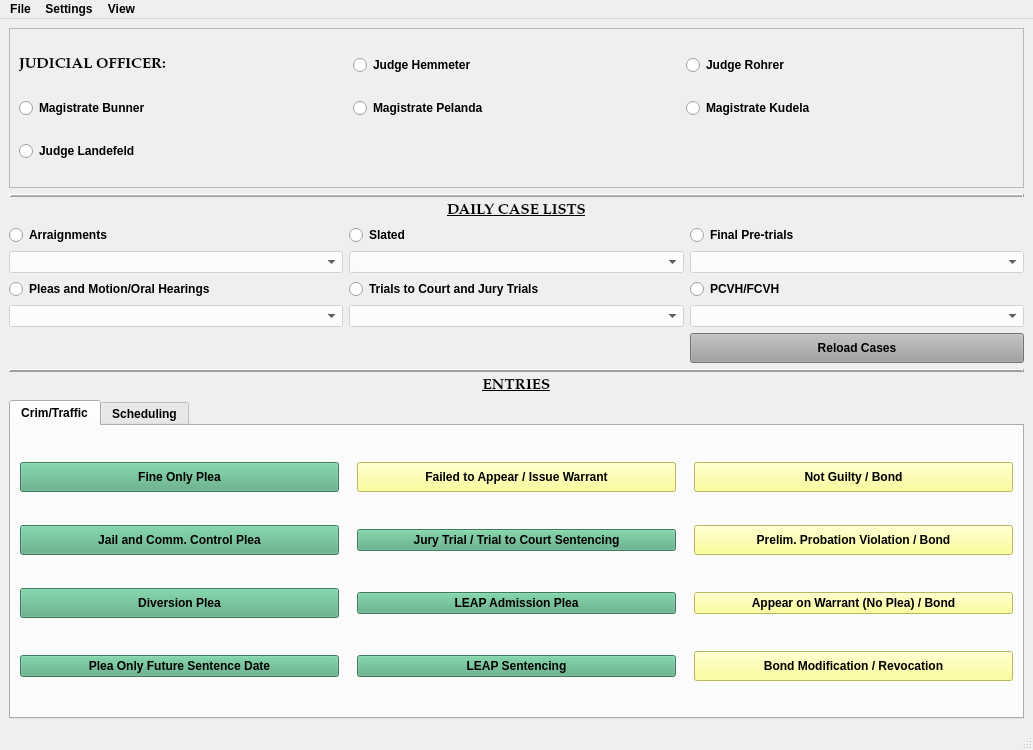
First picture: the form in package/views/ui/MainWindow.ui, repository HunterProgram22/MuniEntry, before the edit.
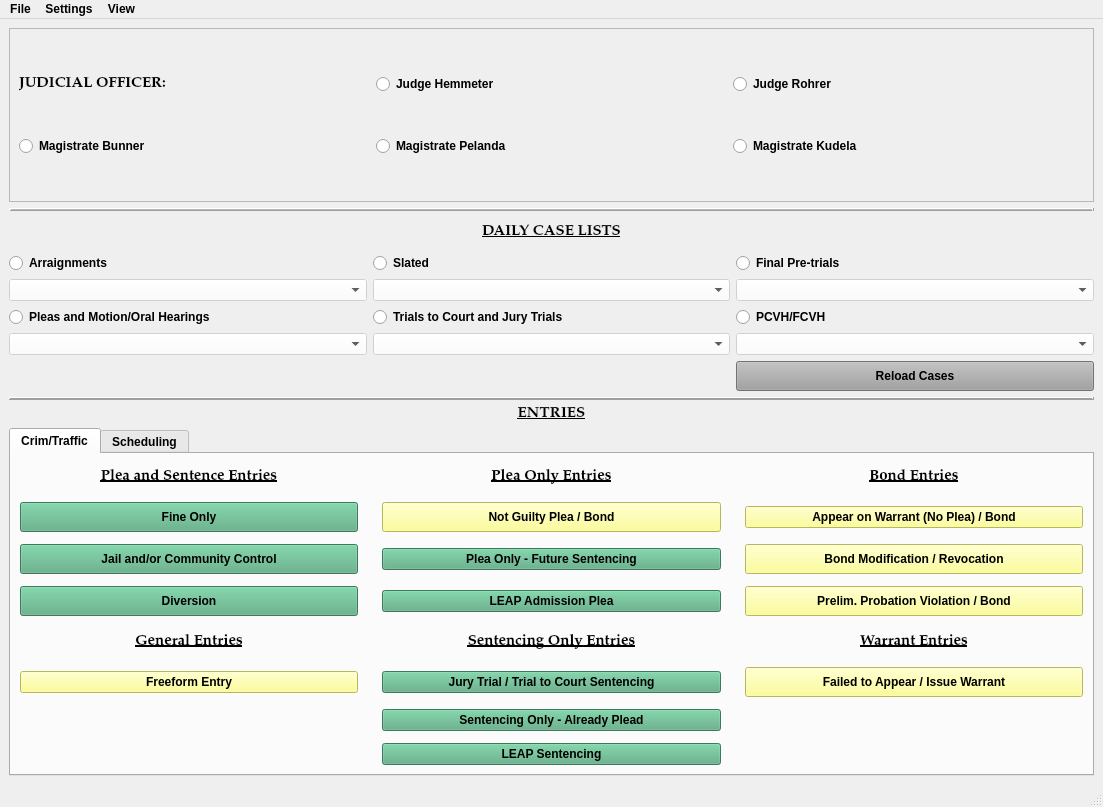
Second picture: the form after the edit. Custom widgets are drawn as their Qt base class.

Commit message: Added buttons and template for sentencing.

```diff
--- a/package/views/ui/MainWindow.ui
+++ b/package/views/ui/MainWindow.ui
@@ -6,8 +6,8 @@
    <rect>
     <x>0</x>
     <y>0</y>
-    <width>1033</width>
-    <height>750</height>
+    <width>1103</width>
+    <height>807</height>
    </rect>
   </property>
   <property name="minimumSize">
@@ -37,7 +37,90 @@
   <widget class="QWidget" name="centralwidget">
    <layout class="QGridLayout" name="gridLayout_6">
     <item row="0" column="0">
-     <layout class="QGridLayout" name="gridLayout_5" rowstretch="1,1,1,1,0,2">
+     <layout class="QGridLayout" name="gridLayout_5" rowstretch="1,1,1,1,0,2,0,0">
+      <item row="0" column="0">
+       <layout class="QGridLayout" name="judicial_officer_gridLayout">
+        <item row="0" column="0">
+         <widget class="QFrame" name="judicial_officer_frame">
+          <property name="frameShape">
+           <enum>QFrame::StyledPanel</enum>
+          </property>
+          <property name="frameShadow">
+           <enum>QFrame::Raised</enum>
+          </property>
+          <layout class="QGridLayout" name="gridLayout">
+           <item row="3" column="0">
+            <widget class="QLabel" name="judicial_officer_label">
+             <property name="font">
+              <font>
+               <family>Palatino Linotype</family>
+               <pointsize>11</pointsize>
+               <weight>75</weight>
+               <italic>false</italic>
+               <bold>true</bold>
+              </font>
+             </property>
+             <property name="text">
+              <string>JUDICIAL OFFICER:</string>
+             </property>
+            </widget>
+           </item>
+           <item row="4" column="2">
+            <widget class="QRadioButton" name="kudela_radioButton">
+             <property name="text">
+              <string>Magistrate Kudela</string>
+             </property>
+            </widget>
+           </item>
+           <item row="4" column="0">
+            <widget class="QRadioButton" name="bunner_radioButton">
+             <property name="text">
+              <string>Magistrate Bunner</string>
+             </property>
+            </widget>
+           </item>
+           <item row="4" column="1">
+            <widget class="QRadioButton" name="pelanda_radioButton">
+             <property name="text">
+              <string>Magistrate Pelanda</string>
+             </property>
+            </widget>
+           </item>
+           <item row="3" column="2">
+            <widget class="QRadioButton" name="rohrer_radioButton">
+             <property name="text">
+              <string>Judge Rohrer</string>
+             </property>
+            </widget>
+           </item>
+           <item row="3" column="1">
+            <widget class="QRadioButton" name="hemmeter_radioButton">
+             <property name="text">
+              <string>Judge Hemmeter</string>
+             </property>
+            </widget>
+           </item>
+          </layout>
+         </widget>
+        </item>
+       </layout>
+      </item>
+      <item row="1" column="0">
+       <widget class="Line" name="line">
+        <property name="frameShadow">
+         <enum>QFrame::Raised</enum>
+        </property>
+        <property name="lineWidth">
+         <number>2</number>
+        </property>
+        <property name="midLineWidth">
+         <number>1</number>
+        </property>
+        <property name="orientation">
+         <enum>Qt::Horizontal</enum>
+        </property>
+       </widget>
+      </item>
       <item row="2" column="0">
        <layout class="QGridLayout" name="gridLayout_3">
         <item row="5" column="2">
@@ -198,96 +281,45 @@
         </item>
        </layout>
       </item>
-      <item row="0" column="0">
-       <layout class="QGridLayout" name="judicial_officer_gridLayout">
-        <item row="0" column="0">
-         <widget class="QFrame" name="judicial_officer_frame">
-          <property name="frameShape">
-           <enum>QFrame::StyledPanel</enum>
-          </property>
-          <property name="frameShadow">
-           <enum>QFrame::Raised</enum>
-          </property>
-          <layout class="QGridLayout" name="gridLayout">
-           <item row="3" column="0">
-            <widget class="QLabel" name="judicial_officer_label">
-             <property name="font">
-              <font>
-               <family>Palatino Linotype</family>
-               <pointsize>11</pointsize>
-               <weight>75</weight>
-               <italic>false</italic>
-               <bold>true</bold>
-              </font>
-             </property>
-             <property name="text">
-              <string>JUDICIAL OFFICER:</string>
-             </property>
-            </widget>
-           </item>
-           <item row="4" column="2">
-            <widget class="QRadioButton" name="kudela_radioButton">
-             <property name="text">
-              <string>Magistrate Kudela</string>
-             </property>
-            </widget>
-           </item>
-           <item row="4" column="0">
-            <widget class="QRadioButton" name="bunner_radioButton">
-             <property name="text">
-              <string>Magistrate Bunner</string>
-             </property>
-            </widget>
-           </item>
-           <item row="4" column="1">
-            <widget class="QRadioButton" name="pelanda_radioButton">
-             <property name="text">
-              <string>Magistrate Pelanda</string>
-             </property>
-            </widget>
-           </item>
-           <item row="3" column="2">
-            <widget class="QRadioButton" name="rohrer_radioButton">
-             <property name="text">
-              <string>Judge Rohrer</string>
-             </property>
-            </widget>
-           </item>
-           <item row="3" column="1">
-            <widget class="QRadioButton" name="hemmeter_radioButton">
-             <property name="text">
-              <string>Judge Hemmeter</string>
-             </property>
-            </widget>
-           </item>
-           <item row="5" column="0">
-            <widget class="QRadioButton" name="landefeld_radioButton">
-             <property name="text">
-              <string>Judge Landefeld</string>
-             </property>
-            </widget>
-           </item>
-          </layout>
-         </widget>
-        </item>
-       </layout>
-      </item>
-      <item row="1" column="0">
-       <widget class="Line" name="line">
+      <item row="3" column="0">
+       <widget class="Line" name="line_2">
         <property name="frameShadow">
          <enum>QFrame::Raised</enum>
         </property>
         <property name="lineWidth">
          <number>2</number>
         </property>
-        <property name="midLineWidth">
-         <number>1</number>
-        </property>
         <property name="orientation">
          <enum>Qt::Horizontal</enum>
         </property>
        </widget>
       </item>
+      <item row="4" column="0">
+       <widget class="QLabel" name="label">
+        <property name="maximumSize">
+         <size>
+          <width>16777215</width>
+          <height>250</height>
+         </size>
+        </property>
+        <property name="font">
+         <font>
+          <family>Palatino Linotype</family>
+          <pointsize>11</pointsize>
+          <weight>75</weight>
+          <italic>false</italic>
+          <bold>true</bold>
+          <underline>true</underline>
+         </font>
+        </property>
+        <property name="text">
+         <string>ENTRIES</string>
+        </property>
+        <property name="alignment">
+         <set>Qt::AlignCenter</set>
+        </property>
+       </widget>
+      </item>
       <item row="5" column="0">
        <widget class="QTabWidget" name="tabWidget">
         <property name="currentIndex">
@@ -299,22 +331,58 @@
          </attribute>
          <layout class="QGridLayout" name="gridLayout_2" columnstretch="1,1,1">
           <property name="horizontalSpacing">
-           <number>18</number>
+           <number>24</number>
           </property>
           <property name="verticalSpacing">
-           <number>6</number>
+           <number>12</number>
           </property>
-          <item row="2" column="2">
-           <widget class="QPushButton" name="NoPleaBondButton">
+          <item row="3" column="1">
+           <widget class="QPushButton" name="LeapAdmissionButton">
             <property name="styleSheet">
-             <string notr="true">background-color: rgb(255, 255, 127);</string>
+             <string notr="true">background-color: rgb(85, 170, 127);</string>
             </property>
             <property name="text">
-             <string>Appear on Warrant (No Plea) / Bond</string>
+             <string>LEAP Admission Plea</string>
             </property>
            </widget>
           </item>
-          <item row="1" column="2">
+          <item row="3" column="0">
+           <widget class="QPushButton" name="DiversionButton">
+            <property name="minimumSize">
+             <size>
+              <width>120</width>
+              <height>30</height>
+             </size>
+            </property>
+            <property name="styleSheet">
+             <string notr="true">background-color: rgb(85, 170, 127);</string>
+            </property>
+            <property name="text">
+             <string>Diversion</string>
+            </property>
+           </widget>
+          </item>
+          <item row="0" column="0">
+           <widget class="QLabel" name="label_2">
+            <property name="font">
+             <font>
+              <family>Palatino Linotype</family>
+              <pointsize>11</pointsize>
+              <weight>75</weight>
+              <italic>false</italic>
+              <bold>true</bold>
+              <underline>true</underline>
+             </font>
+            </property>
+            <property name="text">
+             <string>Plea and Sentence Entries</string>
+            </property>
+            <property name="alignment">
+             <set>Qt::AlignCenter</set>
+            </property>
+           </widget>
+          </item>
+          <item row="3" column="2">
            <widget class="QPushButton" name="ProbationViolationBondButton">
             <property name="minimumSize">
              <size>
@@ -330,88 +398,28 @@
             </property>
            </widget>
           </item>
-          <item row="0" column="0">
-           <widget class="QPushButton" name="FineOnlyPleaButton">
-            <property name="minimumSize">
-             <size>
-              <width>120</width>
-              <height>30</height>
-             </size>
-            </property>
-            <property name="styleSheet">
-             <string notr="true">background-color: rgb(85, 170, 127);</string>
-            </property>
-            <property name="text">
-             <string>Fine Only Plea</string>
-            </property>
-           </widget>
-          </item>
-          <item row="0" column="2">
-           <widget class="QPushButton" name="NotGuiltyBondButton">
-            <property name="minimumSize">
-             <size>
-              <width>120</width>
-              <height>30</height>
-             </size>
-            </property>
-            <property name="styleSheet">
-             <string notr="true">background-color: rgb(255, 255, 127);</string>
-            </property>
-            <property name="text">
-             <string>Not Guilty / Bond</string>
-            </property>
-           </widget>
-          </item>
           <item row="0" column="1">
-           <widget class="QPushButton" name="FailureToAppearButton">
-            <property name="minimumSize">
-             <size>
-              <width>120</width>
-              <height>30</height>
-             </size>
+           <widget class="QLabel" name="label_4">
+            <property name="font">
+             <font>
+              <family>Palatino Linotype</family>
+              <pointsize>11</pointsize>
+              <weight>75</weight>
+              <italic>false</italic>
+              <bold>true</bold>
+              <underline>true</underline>
+             </font>
             </property>
-            <property name="styleSheet">
-             <string notr="true">background-color: rgb(255, 255, 127);</string>
-            </property>
             <property name="text">
-             <string>Failed to Appear / Issue Warrant</string>
+             <string>Plea Only Entries</string>
             </property>
-           </widget>
-          </item>
-          <item row="1" column="0">
-           <widget class="QPushButton" name="JailCCPleaButton">
-            <property name="minimumSize">
-             <size>
-              <width>120</width>
-              <height>30</height>
-             </size>
-            </property>
-            <property name="styleSheet">
-             <string notr="true">background-color: rgb(85, 170, 127);</string>
-            </property>
-            <property name="text">
-             <string>Jail and Comm. Control Plea</string>
-            </property>
-           </widget>
-          </item>
-          <item row="3" column="2">
-           <widget class="QPushButton" name="BondHearingButton">
-            <property name="minimumSize">
-             <size>
-              <width>120</width>
-              <height>30</height>
-             </size>
-            </property>
-            <property name="styleSheet">
-             <string notr="true">background-color: rgb(255, 255, 127);</string>
-            </property>
-            <property name="text">
-             <string>Bond Modification / Revocation</string>
+            <property name="alignment">
+             <set>Qt::AlignCenter</set>
             </property>
            </widget>
           </item>
           <item row="2" column="0">
-           <widget class="QPushButton" name="DiversionButton">
+           <widget class="QPushButton" name="JailCCPleaButton">
             <property name="minimumSize">
              <size>
               <width>120</width>
@@ -422,21 +430,53 @@
              <string notr="true">background-color: rgb(85, 170, 127);</string>
             </property>
             <property name="text">
-             <string>Diversion Plea</string>
+             <string>Jail and/or Community Control</string>
             </property>
            </widget>
           </item>
-          <item row="3" column="0">
+          <item row="2" column="1">
            <widget class="QPushButton" name="PleaOnlyButton">
             <property name="styleSheet">
              <string notr="true">background-color: rgb(85, 170, 127);</string>
             </property>
             <property name="text">
-             <string>Plea Only Future Sentence Date</string>
+             <string>Plea Only - Future Sentencing</string>
             </property>
            </widget>
           </item>
-          <item row="3" column="1">
+          <item row="1" column="1">
+           <widget class="QPushButton" name="NotGuiltyBondButton">
+            <property name="minimumSize">
+             <size>
+              <width>120</width>
+              <height>30</height>
+             </size>
+            </property>
+            <property name="styleSheet">
+             <string notr="true">background-color: rgb(255, 255, 127);</string>
+            </property>
+            <property name="text">
+             <string>Not Guilty Plea / Bond</string>
+            </property>
+           </widget>
+          </item>
+          <item row="1" column="0">
+           <widget class="QPushButton" name="FineOnlyPleaButton">
+            <property name="minimumSize">
+             <size>
+              <width>120</width>
+              <height>30</height>
+             </size>
+            </property>
+            <property name="styleSheet">
+             <string notr="true">background-color: rgb(85, 170, 127);</string>
+            </property>
+            <property name="text">
+             <string>Fine Only</string>
+            </property>
+           </widget>
+          </item>
+          <item row="7" column="1">
            <widget class="QPushButton" name="LeapSentencingButton">
             <property name="styleSheet">
              <string notr="true">background-color: rgb(85, 170, 127);</string>
@@ -446,17 +486,37 @@
             </property>
            </widget>
           </item>
-          <item row="2" column="1">
-           <widget class="QPushButton" name="LeapAdmissionButton">
+          <item row="1" column="2">
+           <widget class="QPushButton" name="NoPleaBondButton">
             <property name="styleSheet">
-             <string notr="true">background-color: rgb(85, 170, 127);</string>
+             <string notr="true">background-color: rgb(255, 255, 127);</string>
             </property>
             <property name="text">
-             <string>LEAP Admission Plea</string>
+             <string>Appear on Warrant (No Plea) / Bond</string>
             </property>
            </widget>
           </item>
-          <item row="1" column="1">
+          <item row="4" column="1">
+           <widget class="QLabel" name="label_5">
+            <property name="font">
+             <font>
+              <family>Palatino Linotype</family>
+              <pointsize>11</pointsize>
+              <weight>75</weight>
+              <italic>false</italic>
+              <bold>true</bold>
+              <underline>true</underline>
+             </font>
+            </property>
+            <property name="text">
+             <string>Sentencing Only Entries</string>
+            </property>
+            <property name="alignment">
+             <set>Qt::AlignCenter</set>
+            </property>
+           </widget>
+          </item>
+          <item row="5" column="1">
            <widget class="QPushButton" name="TrialSentencingButton">
             <property name="styleSheet">
              <string notr="true">background-color: rgb(85, 170, 127);</string>
@@ -466,6 +526,118 @@
             </property>
            </widget>
           </item>
+          <item row="5" column="2">
+           <widget class="QPushButton" name="FailureToAppearButton">
+            <property name="minimumSize">
+             <size>
+              <width>120</width>
+              <height>30</height>
+             </size>
+            </property>
+            <property name="styleSheet">
+             <string notr="true">background-color: rgb(255, 255, 127);</string>
+            </property>
+            <property name="text">
+             <string>Failed to Appear / Issue Warrant</string>
+            </property>
+           </widget>
+          </item>
+          <item row="2" column="2">
+           <widget class="QPushButton" name="BondHearingButton">
+            <property name="minimumSize">
+             <size>
+              <width>120</width>
+              <height>30</height>
+             </size>
+            </property>
+            <property name="styleSheet">
+             <string notr="true">background-color: rgb(255, 255, 127);</string>
+            </property>
+            <property name="text">
+             <string>Bond Modification / Revocation</string>
+            </property>
+           </widget>
+          </item>
+          <item row="0" column="2">
+           <widget class="QLabel" name="label_6">
+            <property name="font">
+             <font>
+              <family>Palatino Linotype</family>
+              <pointsize>11</pointsize>
+              <weight>75</weight>
+              <italic>false</italic>
+              <bold>true</bold>
+              <underline>true</underline>
+             </font>
+            </property>
+            <property name="text">
+             <string>Bond Entries</string>
+            </property>
+            <property name="alignment">
+             <set>Qt::AlignCenter</set>
+            </property>
+           </widget>
+          </item>
+          <item row="4" column="2">
+           <widget class="QLabel" name="label_7">
+            <property name="font">
+             <font>
+              <family>Palatino Linotype</family>
+              <pointsize>11</pointsize>
+              <weight>75</weight>
+              <italic>false</italic>
+              <bold>true</bold>
+              <underline>true</underline>
+             </font>
+            </property>
+            <property name="text">
+             <string>Warrant Entries</string>
+            </property>
+            <property name="alignment">
+             <set>Qt::AlignCenter</set>
+            </property>
+           </widget>
+          </item>
+          <item row="6" column="1">
+           <widget class="QPushButton" name="SentencingOnlyButton">
+            <property name="styleSheet">
+             <string notr="true">background-color: rgb(85, 170, 127);</string>
+            </property>
+            <property name="text">
+             <string>Sentencing Only - Already Plead</string>
+            </property>
+           </widget>
+          </item>
+          <item row="4" column="0">
+           <widget class="QLabel" name="label_8">
+            <property name="font">
+             <font>
+              <family>Palatino Linotype</family>
+              <pointsize>11</pointsize>
+              <weight>75</weight>
+              <italic>false</italic>
+              <bold>true</bold>
+              <underline>true</underline>
+             </font>
+            </property>
+            <property name="text">
+             <string>General Entries</string>
+            </property>
+            <property name="alignment">
+             <set>Qt::AlignCenter</set>
+            </property>
+           </widget>
+          </item>
+          <item row="5" column="0">
+           <widget class="QPushButton" name="FreeformEntryButton">
+            <property name="styleSheet">
+             <string notr="true">background-color: rgb(255, 255, 127);</string>
+            </property>
+            <property name="text">
+             <string>Freeform Entry</string>
+            </property>
+           </widget>
+          </item>
          </layout>
         </widget>
         <widget class="QWidget" name="schedulingTab">
@@ -504,45 +676,6 @@
         </widget>
        </widget>
       </item>
-      <item row="3" column="0">
-       <widget class="Line" name="line_2">
-        <property name="frameShadow">
-         <enum>QFrame::Raised</enum>
-        </property>
-        <property name="lineWidth">
-         <number>2</number>
-        </property>
-        <property name="orientation">
-         <enum>Qt::Horizontal</enum>
-        </property>
-       </widget>
-      </item>
-      <item row="4" column="0">
-       <widget class="QLabel" name="label">
-        <property name="maximumSize">
-         <size>
-          <width>16777215</width>
-          <height>250</height>
-         </size>
-        </property>
-        <property name="font">
-         <font>
-          <family>Palatino Linotype</family>
-          <pointsize>11</pointsize>
-          <weight>75</weight>
-          <italic>false</italic>
-          <bold>true</bold>
-          <underline>true</underline>
-         </font>
-        </property>
-        <property name="text">
-         <string>ENTRIES</string>
-        </property>
-        <property name="alignment">
-         <set>Qt::AlignCenter</set>
-        </property>
-       </widget>
-      </item>
      </layout>
     </item>
    </layout>
@@ -552,7 +685,7 @@
     <rect>
      <x>0</x>
      <y>0</y>
-     <width>1033</width>
+     <width>1103</width>
      <height>27</height>
     </rect>
    </property>
```
Left out of the diff: 7 changed lines with no effect on the pictures. The commit also changes 5 other files.
